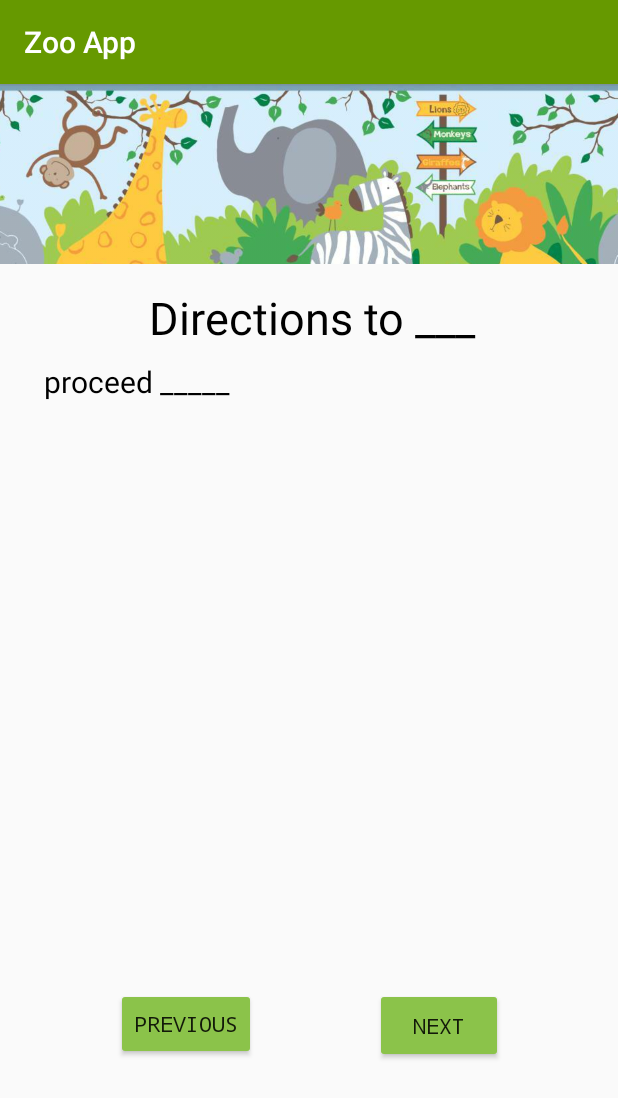
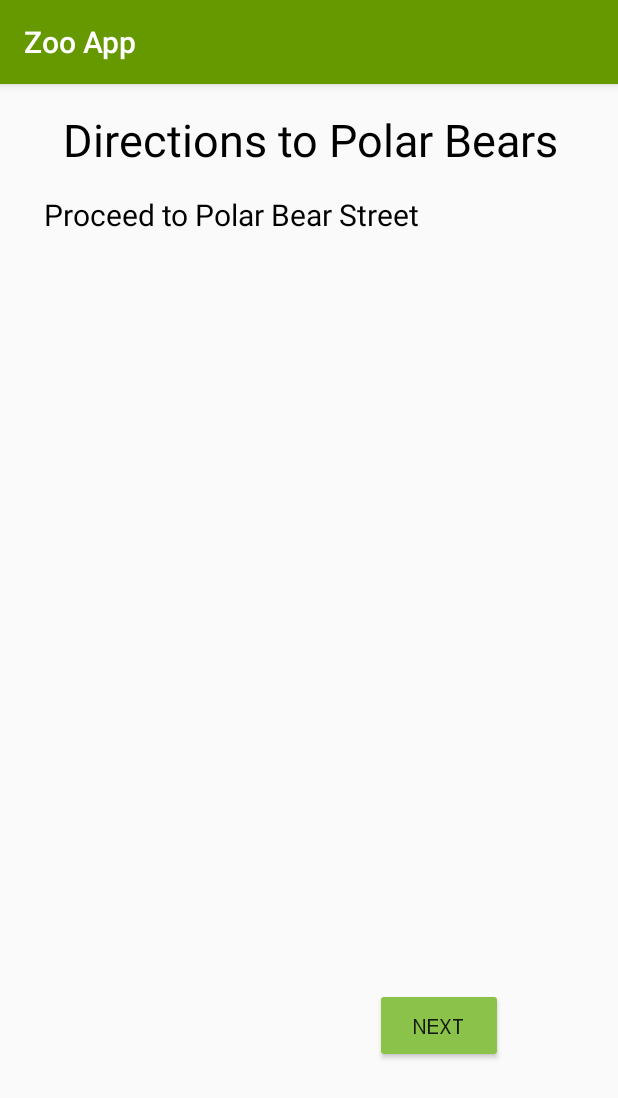
Before and after one commit to CSE-110-Spring-2022/zooseeker-cse-110-team-4, an Android app: the DirectionsActivity screen opened directly, with no data from a screen before it, on a phone screen of 412 x 824 dp. Shown: the top 1098 px of the screen. Run offline under Robolectric (Android 15) with nearby library versions, the phone set to English and light mode, and no system bars; Roboto replaces fonts that are not available here.

Commit message:
sample plan UI working with next and back buttons

```diff
--- a/app/src/main/java/com/example/zooapp/DirectionsActivity.java
+++ b/app/src/main/java/com/example/zooapp/DirectionsActivity.java
@@ -3,12 +3,66 @@ package com.example.zooapp;
 import androidx.appcompat.app.AppCompatActivity;
 
 import android.os.Bundle;
+import android.view.View;
+import android.widget.Button;
+import android.widget.TextView;
+
+import java.util.List;
 
 public class DirectionsActivity extends AppCompatActivity {
+    int currIndex = 0;
+    String[] sample = {"Polar Bear Street", "Alligator Street", "Tiger Street"};
+    String[] sample2 = {"Polar Bears", "Alligators", "Tigers"};
+    public final String head = "Directions to ";
+    public final String proceed = "Proceed to ";
 
     @Override
     protected void onCreate(Bundle savedInstanceState) {
         super.onCreate(savedInstanceState);
         setContentView(R.layout.activity_directions);
+
+        TextView header = findViewById(R.id.directions_header);
+        TextView directions = findViewById(R.id.directions_text);
+        header.setText(head + sample2[currIndex]);
+        directions.setText(proceed + sample[currIndex]);
+    }
+
+    public void onNextButtonClicked(View view) {
+        if(currIndex == sample.length -1){
+            runOnUiThread(() -> {
+                Utilities.showAlert(this,"The Route is Completed");
+            });
+        }
+        if (currIndex < sample.length - 1){
+            currIndex++;
+        }
+        Button previous = findViewById(R.id.previous_button);
+        previous.setVisibility(View.VISIBLE);
+
+        TextView directions = findViewById(R.id.directions_text);
+        TextView header = findViewById(R.id.directions_header);
+        header.setText(head + sample2[currIndex]);
+        directions.setText(proceed +sample[currIndex]);
+    }
+
+    public void onPreviousButtonClicked(View view) {
+        Button previous = findViewById(R.id.previous_button);
+        if(currIndex == 0){
+            runOnUiThread(() -> {
+                Utilities.showAlert(this,"Can't go back!");
+            });
+
+        }
+        if (currIndex == 1){
+            previous.setVisibility(View.INVISIBLE);
+        }
+        if (currIndex > 0){
+            currIndex--;
+        }
+
+        TextView directions = findViewById(R.id.directions_text);
+        TextView header = findViewById(R.id.directions_header);
+        header.setText(head + sample2[currIndex]);
+        directions.setText(proceed +sample[currIndex]);
     }
 }
--- a/app/src/main/res/layout/activity_directions.xml
+++ b/app/src/main/res/layout/activity_directions.xml
@@ -13,6 +13,7 @@
         android:backgroundTint="#8BC34A"
         android:fontFamily="monospace"
         android:text="Next"
+        android:onClick="onNextButtonClicked"
         app:layout_constraintBottom_toBottomOf="parent"
         app:layout_constraintEnd_toEndOf="parent"
         app:layout_constraintHorizontal_bias="0.509"
@@ -26,7 +27,9 @@
         android:layout_height="wrap_content"
         android:backgroundTint="#8BC34A"
         android:fontFamily="monospace"
+        android:onClick="onPreviousButtonClicked"
         android:text="Previous"
+        android:visibility="invisible"
         app:layout_constraintBottom_toBottomOf="parent"
         app:layout_constraintEnd_toEndOf="parent"
         app:layout_constraintHorizontal_bias="0.243"
@@ -44,10 +47,10 @@
         android:textSize="30sp"
         app:layout_constraintBottom_toBottomOf="parent"
         app:layout_constraintEnd_toEndOf="parent"
-        app:layout_constraintHorizontal_bias="0.4"
+        app:layout_constraintHorizontal_bias="0.555"
         app:layout_constraintStart_toStartOf="parent"
         app:layout_constraintTop_toTopOf="parent"
-        app:layout_constraintVertical_bias="0.188"
+        app:layout_constraintVertical_bias="0.023"
         tools:textStyle="bold" />
 
     <TextView
@@ -62,18 +65,6 @@
         app:layout_constraintHorizontal_bias="0.491"
         app:layout_constraintStart_toStartOf="parent"
         app:layout_constraintTop_toBottomOf="@+id/directions_header"
-        app:layout_constraintVertical_bias="0.0" />
-
-    <ImageView
-        android:id="@+id/imageView"
-        android:layout_width="443dp"
-        android:layout_height="120dp"
-        app:layout_constraintBottom_toBottomOf="parent"
-        app:layout_constraintEnd_toEndOf="parent"
-        app:layout_constraintHorizontal_bias="0.504"
-        app:layout_constraintStart_toStartOf="parent"
-        app:layout_constraintTop_toTopOf="parent"
-        app:layout_constraintVertical_bias="0.0"
-        app:srcCompat="@drawable/screen_shot_2022_05_03_at_3_08_04_pm" />
+        app:layout_constraintVertical_bias="0.023" />
 
 </androidx.constraintlayout.widget.ConstraintLayout>
```
Also changed, not shown: app/src/main/java/com/example/zooapp/Utilities.java (added, +33 -0 lines).
